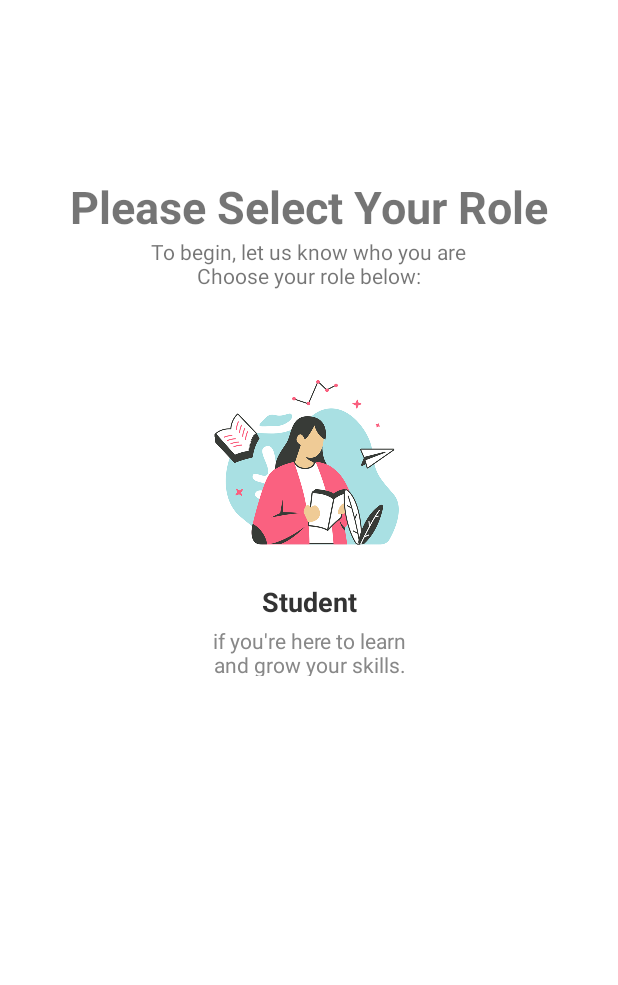
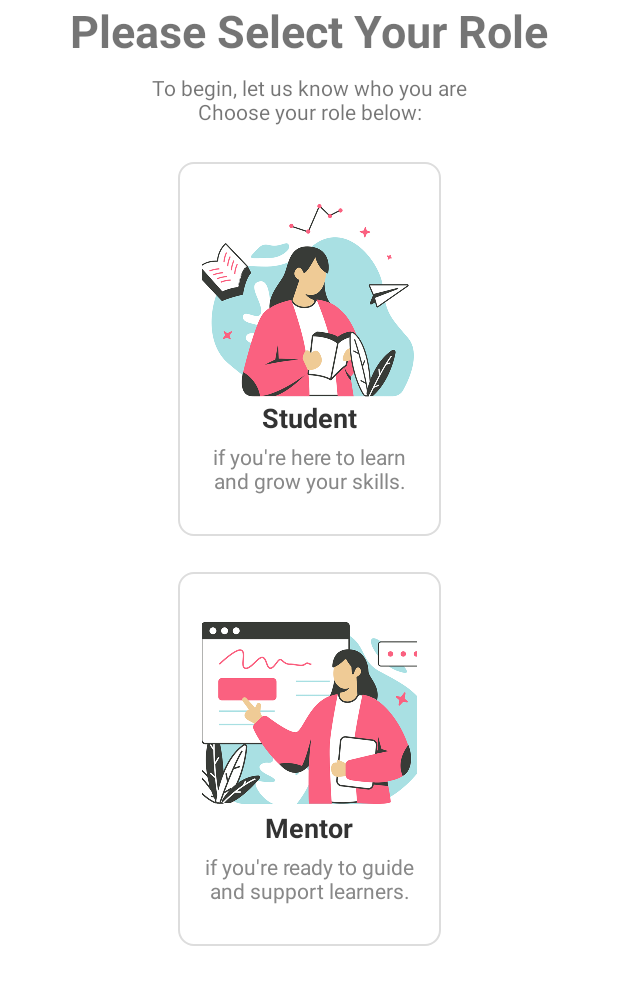
Before and after one commit to viltaylor/SheRaise, an Android app built with Jetpack Compose: the LoginIntroActivity screen opened directly, with no data from a screen before it, on a phone screen of 412 x 824 dp. Shown: the top 985 px of the screen. Run offline under Robolectric (Android 15) with nearby library versions, the phone set to English and light mode, and no system bars.

Commit message:
role select1

```diff
--- /dev/null
+++ b/app/src/main/res/drawable/shadow_bg.xml
@@ -0,0 +1,21 @@
+<shape xmlns:android="http://schemas.android.com/apk/res/android"
+    android:shape="rectangle">
+
+    <!-- Background color -->
+    <solid android:color="#FFFFFF" />
+
+    <!-- Rounded corners -->
+    <corners android:radius="10sp" />
+
+    <!-- Border -->
+    <stroke
+        android:width="1dp"
+        android:color="#DDDDDD" />
+
+    <!-- Optional padding inside the shape (not always needed) -->
+    <padding
+        android:left="8dp"
+        android:top="8dp"
+        android:right="8dp"
+        android:bottom="8dp" />
+</shape>
--- a/app/src/main/res/layout/activity_login_intro.xml
+++ b/app/src/main/res/layout/activity_login_intro.xml
@@ -14,11 +14,10 @@
         android:text="Please Select Your Role"
         android:textSize="30sp"
         android:textStyle="bold"
-        app:layout_constraintBottom_toBottomOf="parent"
+        app:layout_constraintTop_toTopOf="parent"
+        app:layout_constraintStart_toStartOf="parent"
         app:layout_constraintEnd_toEndOf="parent"
         app:layout_constraintHorizontal_bias="0.5"
-        app:layout_constraintStart_toStartOf="parent"
-        app:layout_constraintTop_toTopOf="parent"
         app:layout_constraintVertical_bias="0.15" />
 
     <TextView
@@ -27,41 +26,91 @@
         android:layout_height="wrap_content"
         android:text="To begin, let us know who you are\nChoose your role below:"
         android:textAlignment="center"
-        app:layout_constraintBottom_toTopOf="@+id/mentorButton"
+        app:layout_constraintTop_toBottomOf="@+id/titleText"
+        app:layout_constraintStart_toStartOf="parent"
         app:layout_constraintEnd_toEndOf="parent"
-        app:layout_constraintHorizontal_bias="0.497"
-        app:layout_constraintStart_toStartOf="parent"
-        app:layout_constraintTop_toBottomOf="@+id/titleText"
-        app:layout_constraintVertical_bias="0.5" />
+        android:layout_marginTop="8dp" />
 
+    <!-- STUDENT BUTTON (now on top) -->
     <LinearLayout
-        android:id="@+id/mentorButton"
-        android:layout_width="175sp"
-        android:layout_height="249sp"
+        android:id="@+id/studentButton"
+        android:layout_width="175dp"
+        android:layout_height="249dp"
         android:layout_marginTop="24dp"
+        android:background="@drawable/shadow_bg"
         android:clickable="true"
+        android:elevation="2dp"
         android:focusable="true"
         android:gravity="center"
         android:orientation="vertical"
         android:padding="16dp"
-        app:layout_constraintEnd_toEndOf="parent"
+        app:layout_constraintTop_toBottomOf="@+id/subTitle"
         app:layout_constraintStart_toStartOf="parent"
-        app:layout_constraintTop_toBottomOf="@+id/subTitle">
+        app:layout_constraintEnd_toEndOf="parent">
 
         <ImageView
             android:id="@+id/studentImage"
-            android:layout_width="150sp"
-            android:layout_height="150sp"
-            android:contentDescription="Student image"
-            android:scaleType="fitCenter"
-            android:src="@drawable/studentlogo" />
+            android:layout_width="175dp"
+            android:layout_height="129dp"
+            android:adjustViewBounds="true"
+            android:scaleType="centerCrop"
+            android:src="@drawable/studentlogo"
+            android:contentDescription="Student illustration" />
 
         <TextView
             android:id="@+id/studentTitle"
             android:layout_width="wrap_content"
             android:layout_height="wrap_content"
-            android:layout_marginTop="5sp"
+            android:layout_marginTop="1sp"
             android:text="Student"
+            android:textColor="#333"
+            android:textSize="18sp"
+            android:textStyle="bold" />
+
+        <TextView
+            android:id="@+id/studentDescription"
+            android:layout_width="wrap_content"
+            android:layout_height="wrap_content"
+            android:layout_marginTop="4dp"
+            android:gravity="center"
+            android:text="if you're here to learn and grow your skills."
+            android:textAlignment="center"
+            android:textColor="#888"
+            android:textSize="14sp" />
+    </LinearLayout>
+
+    <!-- MENTOR BUTTON (now below student) -->
+    <LinearLayout
+        android:id="@+id/mentorButton"
+        android:layout_width="175dp"
+        android:layout_height="249dp"
+        android:layout_marginTop="24dp"
+        android:background="@drawable/shadow_bg"
+        android:clickable="true"
+        android:elevation="2dp"
+        android:focusable="true"
+        android:gravity="center"
+        android:orientation="vertical"
+        android:padding="16dp"
+        app:layout_constraintTop_toBottomOf="@+id/studentButton"
+        app:layout_constraintStart_toStartOf="parent"
+        app:layout_constraintEnd_toEndOf="parent">
+
+        <ImageView
+            android:id="@+id/mentorImage"
+            android:layout_width="175dp"
+            android:layout_height="129dp"
+            android:adjustViewBounds="true"
+            android:scaleType="centerCrop"
+            android:src="@drawable/mentorlogo"
+            android:contentDescription="Mentor illustration" />
+
+        <TextView
+            android:id="@+id/mentorTitle"
+            android:layout_width="wrap_content"
+            android:layout_height="wrap_content"
+            android:layout_marginTop="1sp"
+            android:text="Mentor"
             android:textColor="#333"
             android:textSize="18sp"
             android:textStyle="bold" />
@@ -72,12 +121,10 @@
             android:layout_height="wrap_content"
             android:layout_marginTop="4dp"
             android:gravity="center"
-            android:text="if you're here to learn and grow your skills."
+            android:text="if you're ready to guide and support learners."
             android:textAlignment="center"
             android:textColor="#888"
             android:textSize="14sp" />
-
     </LinearLayout>
 
-
 </androidx.constraintlayout.widget.ConstraintLayout>
```
Also changed, not shown: app/src/main/res/drawable/mentorlogo.png (added).
